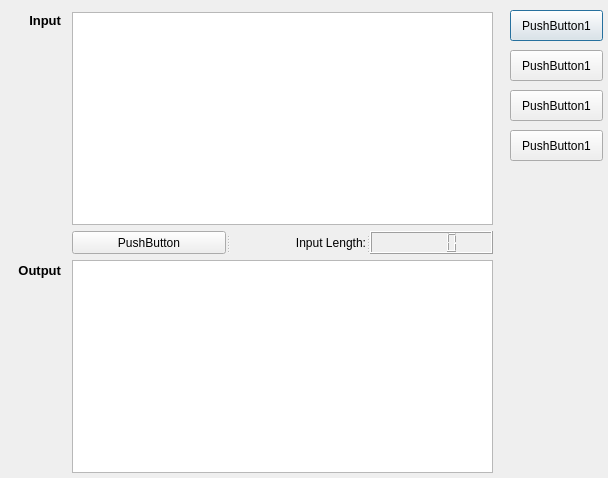
The window that GUI_designer/Interface_V2.ui (lesar64/asim) describes before a commit, drawn with Qt 5.
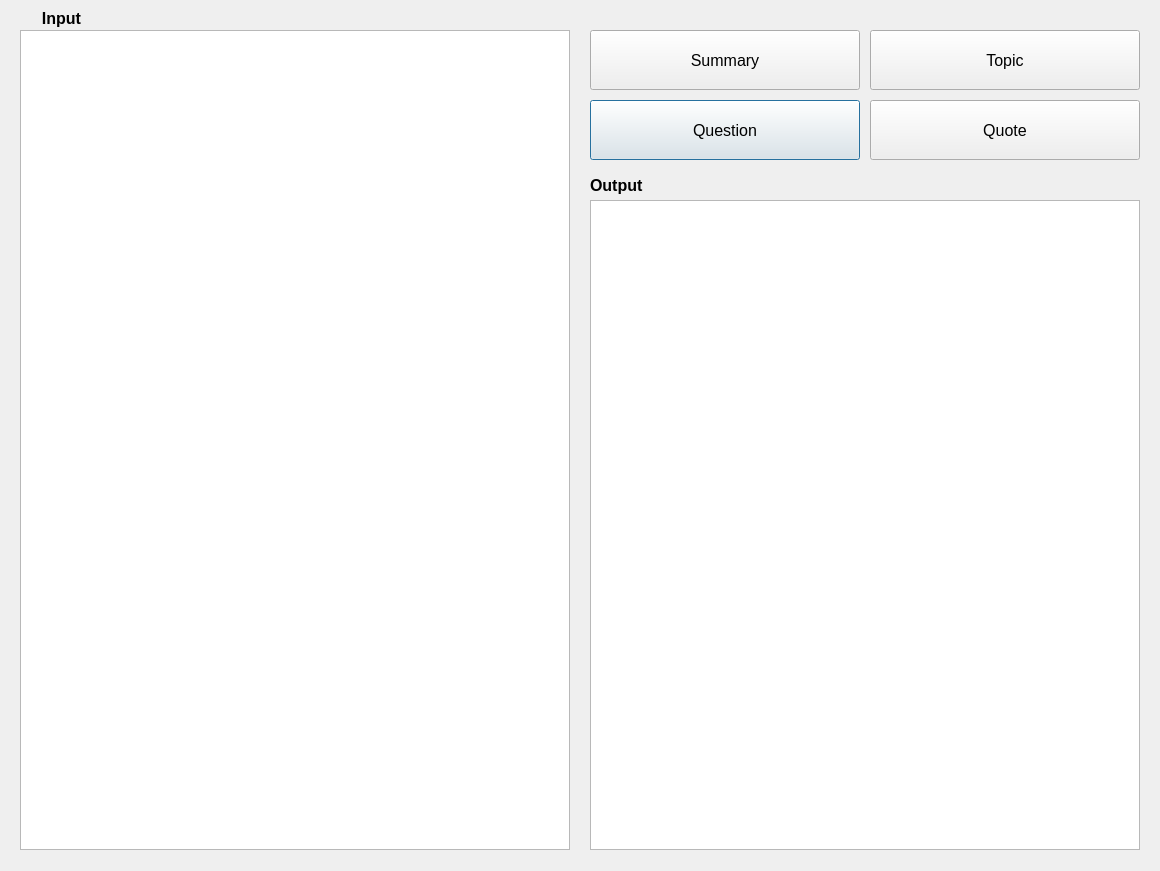
The same window after the commit.

Commit message: GUI Final layout in designer

```diff
--- a/GUI_designer/Interface_V2.ui
+++ b/GUI_designer/Interface_V2.ui
@@ -6,77 +6,45 @@
    <rect>
     <x>0</x>
     <y>0</y>
-    <width>608</width>
-    <height>478</height>
+    <width>1160</width>
+    <height>871</height>
    </rect>
   </property>
   <property name="windowTitle">
    <string>Dialog</string>
   </property>
-  <widget class="QPushButton" name="pushButton">
+  <widget class="QTextBrowser" name="textBrowser">
    <property name="geometry">
     <rect>
-     <x>510</x>
-     <y>10</y>
-     <width>93</width>
-     <height>31</height>
+     <x>590</x>
+     <y>200</y>
+     <width>550</width>
+     <height>650</height>
     </rect>
    </property>
-   <property name="text">
-    <string>PushButton1</string>
-   </property>
   </widget>
-  <widget class="QPushButton" name="pushButton_2">
+  <widget class="QTextEdit" name="textEdit">
    <property name="geometry">
     <rect>
-     <x>510</x>
-     <y>50</y>
-     <width>93</width>
-     <height>31</height>
+     <x>20</x>
+     <y>30</y>
+     <width>550</width>
+     <height>820</height>
     </rect>
-   </property>
-   <property name="text">
-    <string>PushButton1</string>
-   </property>
-  </widget>
-  <widget class="QPushButton" name="pushButton_3">
-   <property name="geometry">
-    <rect>
-     <x>510</x>
-     <y>90</y>
-     <width>93</width>
-     <height>31</height>
-    </rect>
-   </property>
-   <property name="text">
-    <string>PushButton1</string>
-   </property>
-  </widget>
-  <widget class="QPushButton" name="pushButton_4">
-   <property name="geometry">
-    <rect>
-     <x>510</x>
-     <y>130</y>
-     <width>93</width>
-     <height>31</height>
-    </rect>
-   </property>
-   <property name="text">
-    <string>PushButton1</string>
    </property>
   </widget>
   <widget class="QLabel" name="label">
    <property name="geometry">
     <rect>
      <x>20</x>
-     <y>10</y>
-     <width>41</width>
-     <height>20</height>
+     <y>8</y>
+     <width>61</width>
+     <height>21</height>
     </rect>
    </property>
    <property name="font">
     <font>
-     <pointsize>10</pointsize>
+     <pointsize>12</pointsize>
      <weight>75</weight>
      <bold>true</bold>
     </font>
@@ -91,15 +59,15 @@
   <widget class="QLabel" name="label_2">
    <property name="geometry">
     <rect>
-     <x>10</x>
-     <y>260</y>
-     <width>51</width>
-     <height>20</height>
+     <x>590</x>
+     <y>170</y>
+     <width>81</width>
+     <height>31</height>
     </rect>
    </property>
    <property name="font">
     <font>
-     <pointsize>10</pointsize>
+     <pointsize>12</pointsize>
      <weight>75</weight>
      <bold>true</bold>
     </font>
@@ -108,47 +76,88 @@
     <string>Output</string>
    </property>
    <property name="alignment">
-    <set>Qt::AlignRight|Qt::AlignTrailing|Qt::AlignVCenter</set>
+    <set>Qt::AlignLeading|Qt::AlignLeft|Qt::AlignVCenter</set>
    </property>
   </widget>
-  <widget class="QWidget" name="">
+  <widget class="QPushButton" name="pushButton_4">
    <property name="geometry">
     <rect>
-     <x>72</x>
-     <y>12</y>
-     <width>421</width>
-     <height>461</height>
+     <x>590</x>
+     <y>100</y>
+     <width>270</width>
+     <height>60</height>
     </rect>
    </property>
-   <layout class="QVBoxLayout" name="verticalLayout">
-    <item>
-     <widget class="QTextEdit" name="textEdit"/>
-    </item>
-    <item>
-     <widget class="QSplitter" name="splitter">
-      <property name="orientation">
-       <enum>Qt::Horizontal</enum>
-      </property>
-      <widget class="QPushButton" name="pushButton_5">
-       <property name="text">
-        <string>PushButton</string>
-       </property>
-      </widget>
-      <widget class="QLabel" name="label_3">
-       <property name="text">
-        <string>Input Length:</string>
-       </property>
-       <property name="alignment">
-        <set>Qt::AlignRight|Qt::AlignTrailing|Qt::AlignVCenter</set>
-       </property>
-      </widget>
-      <widget class="QLCDNumber" name="lcdNumber"/>
-     </widget>
-    </item>
-    <item>
-     <widget class="QTextBrowser" name="textBrowser"/>
-    </item>
-   </layout>
+   <property name="font">
+    <font>
+     <pointsize>12</pointsize>
+     <weight>50</weight>
+     <bold>false</bold>
+    </font>
+   </property>
+   <property name="text">
+    <string>Question</string>
+   </property>
+  </widget>
+  <widget class="QPushButton" name="pushButton_3">
+   <property name="geometry">
+    <rect>
+     <x>870</x>
+     <y>100</y>
+     <width>270</width>
+     <height>60</height>
+    </rect>
+   </property>
+   <property name="font">
+    <font>
+     <pointsize>12</pointsize>
+     <weight>50</weight>
+     <bold>false</bold>
+    </font>
+   </property>
+   <property name="text">
+    <string>Quote</string>
+   </property>
+  </widget>
+  <widget class="QPushButton" name="pushButton_5">
+   <property name="geometry">
+    <rect>
+     <x>590</x>
+     <y>30</y>
+     <width>270</width>
+     <height>60</height>
+    </rect>
+   </property>
+   <property name="font">
+    <font>
+     <pointsize>12</pointsize>
+     <weight>50</weight>
+     <bold>false</bold>
+    </font>
+   </property>
+   <property name="text">
+    <string>Summary</string>
+   </property>
+  </widget>
+  <widget class="QPushButton" name="pushButton_6">
+   <property name="geometry">
+    <rect>
+     <x>870</x>
+     <y>30</y>
+     <width>270</width>
+     <height>60</height>
+    </rect>
+   </property>
+   <property name="font">
+    <font>
+     <pointsize>12</pointsize>
+     <weight>50</weight>
+     <bold>false</bold>
+    </font>
+   </property>
+   <property name="text">
+    <string>Topic</string>
+   </property>
   </widget>
  </widget>
  <resources/>
```
